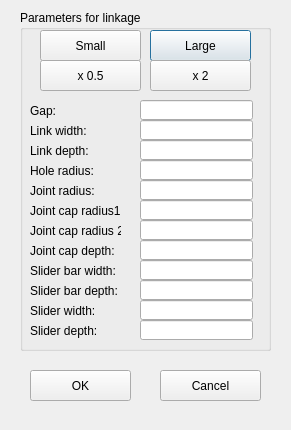
gnishida/KinematicDesign, file KinematicDesign/OptionDialog.ui: the form before one commit.
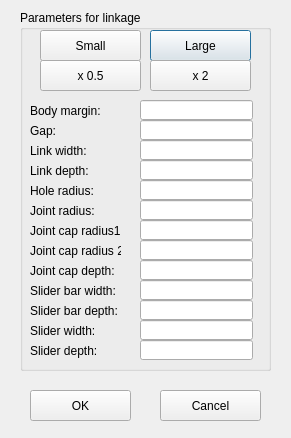
The form after the commit.

```diff
--- a/KinematicDesign/OptionDialog.ui
+++ b/KinematicDesign/OptionDialog.ui
@@ -7,7 +7,7 @@
     <x>0</x>
     <y>0</y>
     <width>291</width>
-    <height>430</height>
+    <height>438</height>
    </rect>
   </property>
   <property name="windowTitle">
@@ -19,7 +19,7 @@
      <x>20</x>
      <y>10</y>
      <width>251</width>
-     <height>341</height>
+     <height>361</height>
     </rect>
    </property>
    <property name="title">
@@ -29,7 +29,7 @@
     <property name="geometry">
      <rect>
       <x>10</x>
-      <y>110</y>
+      <y>130</y>
       <width>71</width>
       <height>21</height>
      </rect>
@@ -42,7 +42,7 @@
     <property name="geometry">
      <rect>
       <x>120</x>
-      <y>110</y>
+      <y>130</y>
       <width>113</width>
       <height>20</height>
      </rect>
@@ -52,7 +52,7 @@
     <property name="geometry">
      <rect>
       <x>10</x>
-      <y>130</y>
+      <y>150</y>
       <width>71</width>
       <height>21</height>
      </rect>
@@ -65,7 +65,7 @@
     <property name="geometry">
      <rect>
       <x>120</x>
-      <y>130</y>
+      <y>150</y>
       <width>113</width>
       <height>20</height>
      </rect>
@@ -75,7 +75,7 @@
     <property name="geometry">
      <rect>
       <x>10</x>
-      <y>170</y>
+      <y>190</y>
       <width>71</width>
       <height>21</height>
      </rect>
@@ -88,7 +88,7 @@
     <property name="geometry">
      <rect>
       <x>120</x>
-      <y>170</y>
+      <y>190</y>
       <width>113</width>
       <height>20</height>
      </rect>
@@ -98,7 +98,7 @@
     <property name="geometry">
      <rect>
       <x>10</x>
-      <y>190</y>
+      <y>210</y>
       <width>91</width>
       <height>21</height>
      </rect>
@@ -111,7 +111,7 @@
     <property name="geometry">
      <rect>
       <x>10</x>
-      <y>210</y>
+      <y>230</y>
       <width>91</width>
       <height>21</height>
      </rect>
@@ -124,7 +124,7 @@
     <property name="geometry">
      <rect>
       <x>10</x>
-      <y>230</y>
+      <y>250</y>
       <width>91</width>
       <height>21</height>
      </rect>
@@ -137,7 +137,7 @@
     <property name="geometry">
      <rect>
       <x>10</x>
-      <y>150</y>
+      <y>170</y>
       <width>91</width>
       <height>21</height>
      </rect>
@@ -150,7 +150,7 @@
     <property name="geometry">
      <rect>
       <x>120</x>
-      <y>150</y>
+      <y>170</y>
       <width>113</width>
       <height>20</height>
      </rect>
@@ -160,7 +160,7 @@
     <property name="geometry">
      <rect>
       <x>10</x>
-      <y>250</y>
+      <y>270</y>
       <width>91</width>
       <height>21</height>
      </rect>
@@ -173,7 +173,7 @@
     <property name="geometry">
      <rect>
       <x>10</x>
-      <y>290</y>
+      <y>310</y>
       <width>91</width>
       <height>21</height>
      </rect>
@@ -186,7 +186,7 @@
     <property name="geometry">
      <rect>
       <x>10</x>
-      <y>270</y>
+      <y>290</y>
       <width>91</width>
       <height>21</height>
      </rect>
@@ -199,7 +199,7 @@
     <property name="geometry">
      <rect>
       <x>10</x>
-      <y>310</y>
+      <y>330</y>
       <width>91</width>
       <height>21</height>
      </rect>
@@ -212,7 +212,7 @@
     <property name="geometry">
      <rect>
       <x>120</x>
-      <y>190</y>
+      <y>210</y>
       <width>113</width>
       <height>20</height>
      </rect>
@@ -222,7 +222,7 @@
     <property name="geometry">
      <rect>
       <x>120</x>
-      <y>210</y>
+      <y>230</y>
       <width>113</width>
       <height>20</height>
      </rect>
@@ -232,7 +232,7 @@
     <property name="geometry">
      <rect>
       <x>120</x>
-      <y>230</y>
+      <y>250</y>
       <width>113</width>
       <height>20</height>
      </rect>
@@ -242,7 +242,7 @@
     <property name="geometry">
      <rect>
       <x>120</x>
-      <y>250</y>
+      <y>270</y>
       <width>113</width>
       <height>20</height>
      </rect>
@@ -252,7 +252,7 @@
     <property name="geometry">
      <rect>
       <x>120</x>
-      <y>270</y>
+      <y>290</y>
       <width>113</width>
       <height>20</height>
      </rect>
@@ -262,7 +262,7 @@
     <property name="geometry">
      <rect>
       <x>120</x>
-      <y>290</y>
+      <y>310</y>
       <width>113</width>
       <height>20</height>
      </rect>
@@ -272,7 +272,7 @@
     <property name="geometry">
      <rect>
       <x>120</x>
-      <y>310</y>
+      <y>330</y>
       <width>113</width>
       <height>20</height>
      </rect>
@@ -282,7 +282,7 @@
     <property name="geometry">
      <rect>
       <x>10</x>
-      <y>90</y>
+      <y>110</y>
       <width>71</width>
       <height>21</height>
      </rect>
@@ -295,7 +295,7 @@
     <property name="geometry">
      <rect>
       <x>120</x>
-      <y>90</y>
+      <y>110</y>
       <width>113</width>
       <height>20</height>
      </rect>
@@ -353,12 +353,35 @@
      <string>x 0.5</string>
     </property>
    </widget>
+   <widget class="QLabel" name="label_13">
+    <property name="geometry">
+     <rect>
+      <x>10</x>
+      <y>90</y>
+      <width>71</width>
+      <height>21</height>
+     </rect>
+    </property>
+    <property name="text">
+     <string>Body margin:</string>
+    </property>
+   </widget>
+   <widget class="QLineEdit" name="lineEditBodyMargin">
+    <property name="geometry">
+     <rect>
+      <x>120</x>
+      <y>90</y>
+      <width>113</width>
+      <height>20</height>
+     </rect>
+    </property>
+   </widget>
   </widget>
   <widget class="QPushButton" name="pushButtonOK">
    <property name="geometry">
     <rect>
      <x>30</x>
-     <y>370</y>
+     <y>390</y>
      <width>101</width>
      <height>31</height>
     </rect>
@@ -371,7 +394,7 @@
    <property name="geometry">
     <rect>
      <x>160</x>
-     <y>370</y>
+     <y>390</y>
      <width>101</width>
      <height>31</height>
     </rect>
```
